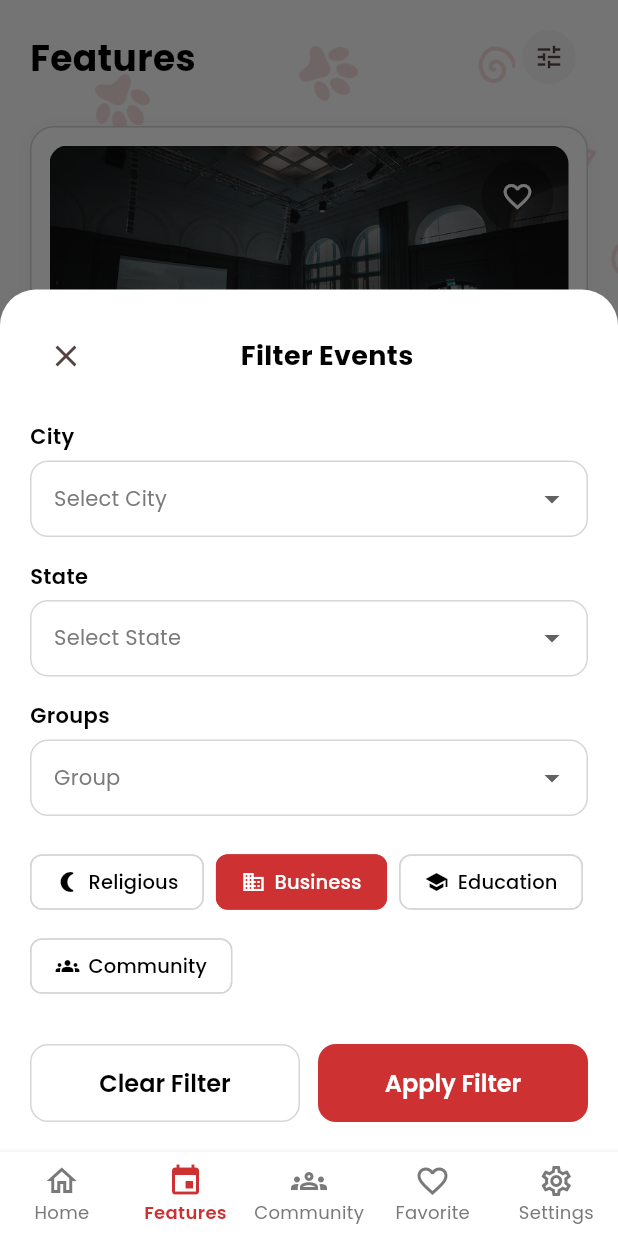
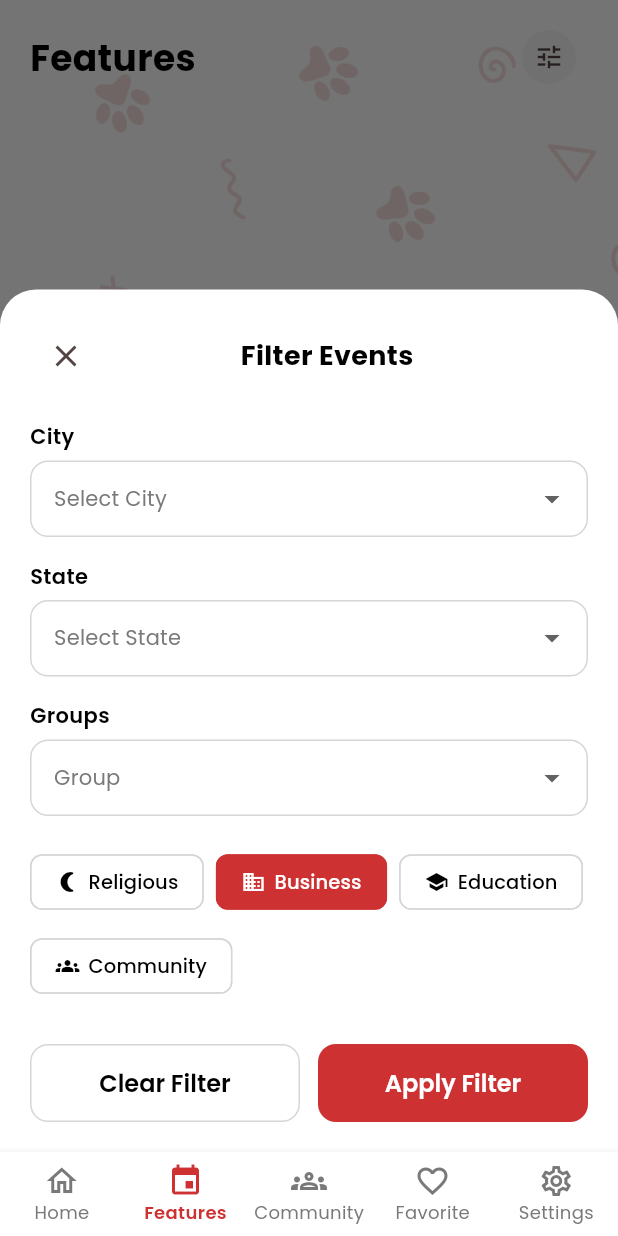
Before and after one commit to Haris-Zafar/tail_wags, a Flutter app: the FeaturesScreen screen opened by its route, after a tap on the "tune" icon, on a phone screen of 412 x 824 dp. Run offline on Flutter 3.47's test engine with Material 3 defaults, Android fonts, the phone set to English and light mode, and no system bars; our stand-ins replace cloud_firestore, firebase_auth, firebase_core, flutter_riverpod, go_router, google_fonts and 4 more; missing offline and left inert: add_2_calendar; accounts and stored records are empty.

Commit message:
fixed poll data fetching and google sign-in

```diff
--- a/lib/features/auth/screens/login_screen.dart
+++ b/lib/features/auth/screens/login_screen.dart
@@ -91,8 +91,8 @@ class _LoginScreenState extends ConsumerState<LoginScreen> {
     } catch (e) {
       if (!mounted) return;
       ScaffoldMessenger.of(context).showSnackBar(
-        const SnackBar(
-          content: Text('Google Sign-In failed. Please try again.'),
+        SnackBar(
+          content: Text('Google Sign-In failed: ${e.toString()}'),
           backgroundColor: AppColors.error,
         ),
       );
--- a/lib/features/auth/screens/sign_up_screen.dart
+++ b/lib/features/auth/screens/sign_up_screen.dart
@@ -93,8 +93,8 @@ class _SignUpScreenState extends ConsumerState<SignUpScreen> {
     } catch (e) {
       if (!mounted) return;
       ScaffoldMessenger.of(context).showSnackBar(
-        const SnackBar(
-          content: Text('Google Sign-In failed. Please try again.'),
+        SnackBar(
+          content: Text('Google Sign-In failed: ${e.toString()}'),
           backgroundColor: AppColors.error,
         ),
       );
--- a/lib/features/events/providers/events_provider.dart
+++ b/lib/features/events/providers/events_provider.dart
@@ -7,54 +7,15 @@ final eventServiceProvider = Provider<EventService>((ref) {
   return EventService();
 });
 
-/// Sample fallback events so the UI is populated out-of-the-box for MVP testing
-final sampleEvents = [
-  EventModel(
-    id: 'sample-1',
-    title: 'Made in Melanin! Black History Month Social.....',
-    date: DateTime(2025, 10, 28, 18, 0),
-    time: '28 October 2025 6:00pm GMT',
-    location: '1901 Thornridge Cir. Shiloh, Hawaii 81063',
-    detail:
-        'Join us for a vibrant celebration of culture, community, and connection at the Made in Melanin Social.',
-    imageAsset: 'assets/images/event.png',
-  ),
-  EventModel(
-    id: 'sample-2',
-    title: 'TailWags Community Meetup & Dog Playdate',
-    date: DateTime.now(),
-    time: 'Today 4:00pm GMT',
-    location: 'Central Park Bark Area, NY 10024',
-    detail:
-        'Bring your pets and connect with fellow pet parents in the community for an afternoon of fun activities.',
-    imageAsset: 'assets/images/event.png',
-  ),
-  EventModel(
-    id: 'sample-3',
-    title: 'Annual Pet Tech & Innovation Expo 2025',
-    date: DateTime(2025, 11, 15, 10, 0),
-    time: '15 November 2025 10:00am GMT',
-    location: 'Convention Center, San Francisco, CA 94103',
-    detail:
-        'Discover the latest innovations, apps, and health technology for pets and animal lovers.',
-    imageAsset: 'assets/images/event.png',
-  ),
-];
-
-/// Streams all events from Firestore; falls back to [sampleEvents] if empty
+/// Streams all created events from Firestore
 final allEventsProvider = StreamProvider<List<EventModel>>((ref) {
   final eventService = ref.watch(eventServiceProvider);
-  return eventService.streamEvents().map((events) {
-    if (events.isEmpty) {
-      return sampleEvents;
-    }
-    return events;
-  });
+  return eventService.streamEvents();
 });
 
 /// Returns only liked events for the current user
 final likedEventsProvider = Provider<List<EventModel>>((ref) {
-  final allEvents = ref.watch(allEventsProvider).value ?? sampleEvents;
+  final allEvents = ref.watch(allEventsProvider).value ?? [];
   final currentUser = ref.watch(currentUserDocProvider).value;
 
   if (currentUser == null) return [];
@@ -65,7 +26,7 @@ final likedEventsProvider = Provider<List<EventModel>>((ref) {
 
 /// Returns events scheduled for today
 final todaysEventsProvider = Provider<List<EventModel>>((ref) {
-  final allEvents = ref.watch(allEventsProvider).value ?? sampleEvents;
+  final allEvents = ref.watch(allEventsProvider).value ?? [];
   final now = DateTime.now();
 
   return allEvents.where((event) {
@@ -79,13 +40,5 @@ final todaysEventsProvider = Provider<List<EventModel>>((ref) {
 final singleEventProvider =
     StreamProvider.family<EventModel?, String>((ref, eventId) {
   final eventService = ref.watch(eventServiceProvider);
-  return eventService.streamEvent(eventId).map((event) {
-    if (event == null) {
-      return sampleEvents.firstWhere(
-        (e) => e.id == eventId,
-        orElse: () => sampleEvents.first,
-      );
-    }
-    return event;
-  });
+  return eventService.streamEvent(eventId);
 });
--- a/lib/features/events/screens/features_screen.dart
+++ b/lib/features/events/screens/features_screen.dart
@@ -14,7 +14,7 @@ class FeaturesScreen extends ConsumerWidget {
   @override
   Widget build(BuildContext context, WidgetRef ref) {
     final eventsAsync = ref.watch(allEventsProvider);
-    final events = eventsAsync.value ?? sampleEvents;
+    final events = eventsAsync.value ?? [];
 
     final textPrimary = AppColors.textPrimaryOf(context);
 
--- a/lib/features/home/screens/home_screen.dart
+++ b/lib/features/home/screens/home_screen.dart
@@ -93,7 +93,7 @@ class _HomeScreenState extends ConsumerState<HomeScreen> {
               // View Body
               Expanded(
                 child: _isCalendarView
-                    ? _buildCalendarView(allEventsAsync.value ?? sampleEvents, textPrimary)
+                    ? _buildCalendarView(allEventsAsync.value ?? [], textPrimary)
                     : _buildListView(todaysEvents, textPrimary, textSecondary),
               ),
             ],
--- a/lib/features/polls/screens/create_poll_screen.dart
+++ b/lib/features/polls/screens/create_poll_screen.dart
@@ -8,7 +8,7 @@ import '../../../core/widgets/app_background.dart';
 import '../../../core/widgets/app_text_field.dart';
 import '../../../core/widgets/loading_button.dart';
 import '../models/poll_model.dart';
-import '../widgets/poll_card.dart';
+import '../providers/polls_provider.dart';
 
 class CreatePollScreen extends ConsumerStatefulWidget {
   const CreatePollScreen({super.key});
--- a/lib/features/polls/widgets/poll_card.dart
+++ b/lib/features/polls/widgets/poll_card.dart
@@ -5,11 +5,7 @@ import '../../../core/providers/auth_provider.dart';
 import '../../../core/theme/app_colors.dart';
 import '../../../core/theme/app_text_styles.dart';
 import '../models/poll_model.dart';
-import '../services/poll_service.dart';
-
-final pollServiceProvider = Provider<PollService>((ref) {
-  return PollService();
-});
+import '../providers/polls_provider.dart';
 
 class PollCard extends ConsumerStatefulWidget {
   const PollCard({
```
Also changed, not shown: lib/core/services/firebase_auth_service.dart (+25 -0 lines), lib/features/community/screens/community_screen.dart (+32 -22 lines), lib/features/community/screens/group_profile_screen.dart (+52 -16 lines), lib/features/events/screens/event_detail_screen.dart (+10 -2 lines), lib/features/polls/providers/polls_provider.dart (added, +13 -0 lines).
